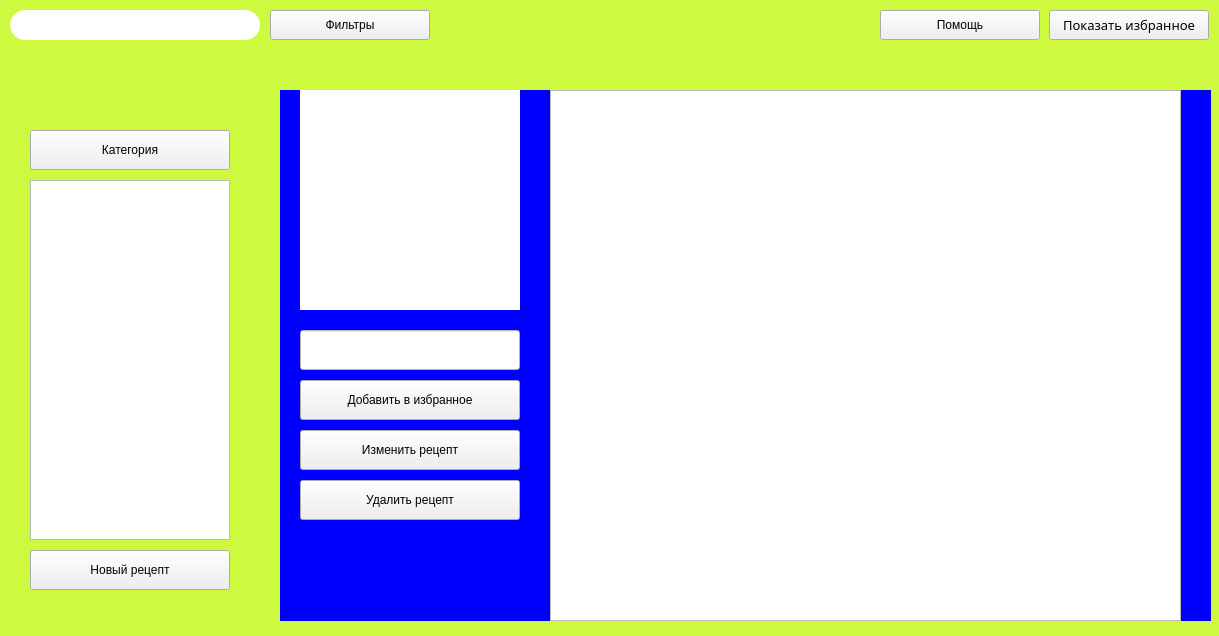
Krasnoffsky/Study, file Visual Programming/CourseWork/Part2/ReceptBook/mainwindow.ui: the form before one commit.
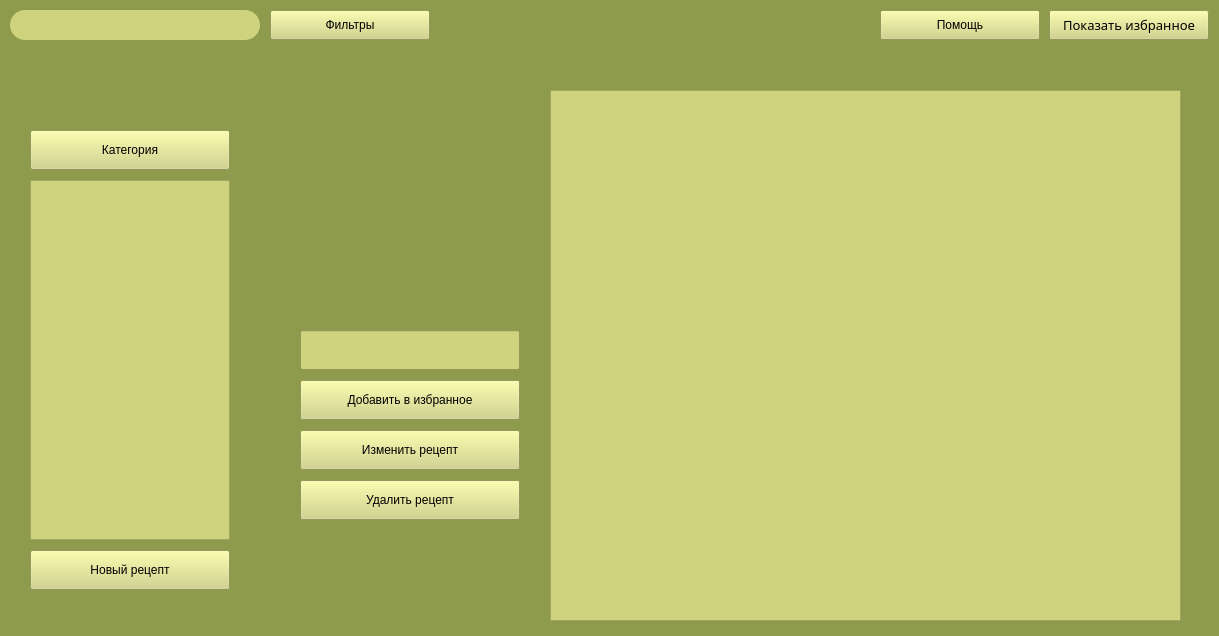
The form after the commit. Icons and pictures are not drawn.

Commit message: Add some design CourseWork VP

The edit to the form file:
```diff
--- a/Visual Programming/CourseWork/Part2/ReceptBook/mainwindow.ui
+++ b/Visual Programming/CourseWork/Part2/ReceptBook/mainwindow.ui
@@ -42,8 +42,16 @@
     <normaloff>../src/icon.png</normaloff>../src/icon.png</iconset>
   </property>
   <property name="styleSheet">
-   <string notr="true">QMainWindow {
-	background-color: rgb(205, 249, 62)}
+   <string notr="true">#MainWindow {background-color: rgb(142, 154, 76)}
+QPushButton {background-color: rgb(207, 211, 126);
+	border-width: 0px;}
+QLineEdit {background-color: rgb(207, 211, 126)}
+#nameEdit {border-radius: 20px;
+	border-width: 1px;
+	min-height: 40px;
+	max-height: 40px;
+	min-width: 220px;
+	max-width: 220px}
 #searchBox {
 	border-radius: 15px;
 	border-width: 1px;
@@ -52,11 +60,10 @@
 	min-width: 250px;
 	max-width: 250px;
 	border-color: green }
+#recipesTable  {background-color: rgb(207, 211, 126)}
+#outputBox  {background-color: rgb(207, 211, 126)}
+QMenu {background-color: rgb(207, 211, 126)}
 
-#nameLabel {background-color: white}
-#picLabel {background-color: white}
-
-#designLabel_big { background-color: blue}
 </string>
   </property>
   <widget class="QWidget" name="centralwidget">
@@ -214,22 +221,6 @@
      <string>Удалить рецепт</string>
     </property>
    </widget>
-   <widget class="QLabel" name="designLabel_big">
-    <property name="enabled">
-     <bool>false</bool>
-    </property>
-    <property name="geometry">
-     <rect>
-      <x>280</x>
-      <y>90</y>
-      <width>931</width>
-      <height>531</height>
-     </rect>
-    </property>
-    <property name="text">
-     <string/>
-    </property>
-   </widget>
    <widget class="QLineEdit" name="nameLabel">
     <property name="geometry">
      <rect>
@@ -239,6 +230,21 @@
       <height>40</height>
      </rect>
     </property>
+    <property name="minimumSize">
+     <size>
+      <width>220</width>
+      <height>40</height>
+     </size>
+    </property>
+    <property name="maximumSize">
+     <size>
+      <width>220</width>
+      <height>40</height>
+     </size>
+    </property>
+    <property name="readOnly">
+     <bool>true</bool>
+    </property>
    </widget>
    <widget class="QPushButton" name="filterButton">
     <property name="geometry">
```
Left out of the diff: 7 changed lines with no effect on the pictures. The commit also changes 8 other files.
